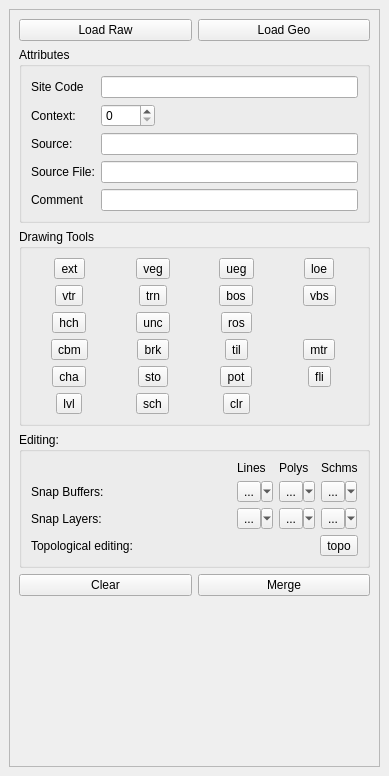
The window that plan/plan_dock_base.ui (lparchaeology/ArkPlan) describes before a commit, drawn with Qt 5.
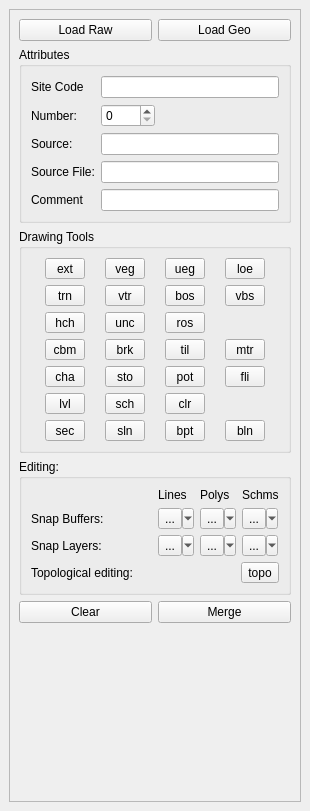
The same window after the commit. Custom widgets are drawn as their Qt base class.

Commit message: WIP add base layer tools

Diff of the .ui file:
```diff
--- a/plan/plan_dock_base.ui
+++ b/plan/plan_dock_base.ui
@@ -6,8 +6,8 @@
    <rect>
     <x>0</x>
     <y>0</y>
-    <width>389</width>
-    <height>776</height>
+    <width>310</width>
+    <height>811</height>
    </rect>
   </property>
   <property name="sizePolicy">
@@ -40,8 +40,8 @@
         <rect>
          <x>0</x>
          <y>0</y>
-         <width>363</width>
-         <height>724</height>
+         <width>284</width>
+         <height>759</height>
         </rect>
        </property>
        <layout class="QVBoxLayout" name="verticalLayout">
@@ -92,7 +92,7 @@
            <item row="1" column="0">
             <widget class="QLabel" name="m_contextLabel">
              <property name="text">
-              <string>Context:</string>
+              <string>Number:</string>
              </property>
              <property name="buddy">
               <cstring>m_contextSpin</cstring>
@@ -165,8 +165,36 @@
            <string>Drawing Tools</string>
           </property>
           <layout class="QGridLayout" name="gridLayout">
-           <item row="0" column="0" alignment="Qt::AlignHCenter">
+           <item row="6" column="2">
+            <widget class="QToolButton" name="m_levelTool">
+             <property name="minimumSize">
+              <size>
+               <width>40</width>
+               <height>0</height>
+              </size>
+             </property>
+             <property name="toolTip">
+              <string>Level</string>
+             </property>
+             <property name="text">
+              <string>lvl</string>
+             </property>
+             <property name="checkable">
+              <bool>true</bool>
+             </property>
+             <attribute name="buttonGroup">
+              <string notr="true">m_toolButtonGroup</string>
+             </attribute>
+            </widget>
+           </item>
+           <item row="0" column="2">
             <widget class="QToolButton" name="m_extentTool">
+             <property name="minimumSize">
+              <size>
+               <width>40</width>
+               <height>0</height>
+              </size>
+             </property>
              <property name="toolTip">
               <string>Extent of context</string>
              </property>
@@ -181,13 +209,19 @@
              </attribute>
             </widget>
            </item>
-           <item row="0" column="1" alignment="Qt::AlignHCenter">
-            <widget class="QToolButton" name="m_verticalEdgeTool">
+           <item row="4" column="2">
+            <widget class="QToolButton" name="m_cbmTool">
+             <property name="minimumSize">
+              <size>
+               <width>40</width>
+               <height>0</height>
+              </size>
+             </property>
              <property name="toolTip">
               <string>Vertical Edge</string>
              </property>
              <property name="text">
-              <string>veg</string>
+              <string>cbm</string>
              </property>
              <property name="checkable">
               <bool>true</bool>
@@ -197,8 +231,58 @@
              </attribute>
             </widget>
            </item>
-           <item row="0" column="2" alignment="Qt::AlignHCenter">
+           <item row="4" column="3">
+            <widget class="QToolButton" name="m_brickTool">
+             <property name="minimumSize">
+              <size>
+               <width>40</width>
+               <height>0</height>
+              </size>
+             </property>
+             <property name="toolTip">
+              <string>Brick</string>
+             </property>
+             <property name="text">
+              <string>brk</string>
+             </property>
+             <property name="checkable">
+              <bool>true</bool>
+             </property>
+             <attribute name="buttonGroup">
+              <string notr="true">m_toolButtonGroup</string>
+             </attribute>
+            </widget>
+           </item>
+           <item row="3" column="3">
+            <widget class="QToolButton" name="m_undercutTool">
+             <property name="minimumSize">
+              <size>
+               <width>40</width>
+               <height>0</height>
+              </size>
+             </property>
+             <property name="toolTip">
+              <string>Undercut</string>
+             </property>
+             <property name="text">
+              <string>unc</string>
+             </property>
+             <property name="checkable">
+              <bool>true</bool>
+             </property>
+             <attribute name="buttonGroup">
+              <string notr="true">m_toolButtonGroup</string>
+             </attribute>
+            </widget>
+           </item>
+           <item row="0" column="4">
             <widget class="QToolButton" name="m_uncertainEdgeTool">
+             <property name="minimumSize">
+              <size>
+               <width>40</width>
+               <height>0</height>
+              </size>
+             </property>
              <property name="toolTip">
               <string>Uncertain Edge</string>
              </property>
@@ -213,8 +297,33 @@
              </attribute>
             </widget>
            </item>
-           <item row="0" column="3" alignment="Qt::AlignHCenter">
+           <item row="7" column="3">
+            <widget class="QToolButton" name="m_sectionLineTool">
+             <property name="minimumSize">
+              <size>
+               <width>40</width>
+               <height>0</height>
+              </size>
+             </property>
+             <property name="toolTip">
+              <string>Level</string>
+             </property>
+             <property name="text">
+              <string>sln</string>
+             </property>
+             <property name="checkable">
+              <bool>true</bool>
+             </property>
+            </widget>
+           </item>
+           <item row="0" column="5">
             <widget class="QToolButton" name="m_limitOfExcavationTool">
+             <property name="minimumSize">
+              <size>
+               <width>40</width>
+               <height>0</height>
+              </size>
+             </property>
              <property name="toolTip">
               <string>Limit of Excavation</string>
              </property>
@@ -229,56 +338,14 @@
              </attribute>
             </widget>
            </item>
-           <item row="1" column="0" alignment="Qt::AlignHCenter">
-            <widget class="QToolButton" name="m_verticalTruncationTool">
-             <property name="toolTip">
-              <string>Vertical Truncation</string>
-             </property>
-             <property name="text">
-              <string>vtr</string>
-             </property>
-             <property name="checkable">
-              <bool>true</bool>
-             </property>
-             <attribute name="buttonGroup">
-              <string notr="true">m_toolButtonGroup</string>
-             </attribute>
-            </widget>
-           </item>
-           <item row="1" column="1" alignment="Qt::AlignHCenter">
-            <widget class="QToolButton" name="m_truncationTool">
-             <property name="toolTip">
-              <string>Truncation</string>
-             </property>
-             <property name="text">
-              <string>trn</string>
-             </property>
-             <property name="checkable">
-              <bool>true</bool>
-             </property>
-             <attribute name="buttonGroup">
-              <string notr="true">m_toolButtonGroup</string>
-             </attribute>
-            </widget>
-           </item>
-           <item row="1" column="2" alignment="Qt::AlignHCenter">
-            <widget class="QToolButton" name="m_breakOfSlopeTool">
-             <property name="toolTip">
-              <string>Break of Slope</string>
-             </property>
-             <property name="text">
-              <string>bos</string>
-             </property>
-             <property name="checkable">
-              <bool>true</bool>
-             </property>
-             <attribute name="buttonGroup">
-              <string notr="true">m_toolButtonGroup</string>
-             </attribute>
-            </widget>
-           </item>
-           <item row="1" column="3" alignment="Qt::AlignHCenter">
+           <item row="2" column="5">
             <widget class="QToolButton" name="m_verticalBreakOfSlopeTool">
+             <property name="minimumSize">
+              <size>
+               <width>40</width>
+               <height>0</height>
+              </size>
+             </property>
              <property name="toolTip">
               <string>Vertical Break of Slope</string>
              </property>
@@ -293,40 +360,14 @@
              </attribute>
             </widget>
            </item>
-           <item row="2" column="0" alignment="Qt::AlignHCenter">
-            <widget class="QToolButton" name="m_hachureTool">
-             <property name="toolTip">
-              <string>Hachure</string>
-             </property>
-             <property name="text">
-              <string>hch</string>
-             </property>
-             <property name="checkable">
-              <bool>true</bool>
-             </property>
-             <attribute name="buttonGroup">
-              <string notr="true">m_toolButtonGroup</string>
-             </attribute>
-            </widget>
-           </item>
-           <item row="2" column="1" alignment="Qt::AlignHCenter">
-            <widget class="QToolButton" name="m_undercutTool">
-             <property name="toolTip">
-              <string>Undercut</string>
-             </property>
-             <property name="text">
-              <string>unc</string>
-             </property>
-             <property name="checkable">
-              <bool>true</bool>
-             </property>
-             <attribute name="buttonGroup">
-              <string notr="true">m_toolButtonGroup</string>
-             </attribute>
-            </widget>
-           </item>
-           <item row="2" column="2" alignment="Qt::AlignHCenter">
+           <item row="3" column="4">
             <widget class="QToolButton" name="m_returnOfSlopeTool">
+             <property name="minimumSize">
+              <size>
+               <width>40</width>
+               <height>0</height>
+              </size>
+             </property>
              <property name="toolTip">
               <string>Return of Slope</string>
              </property>
@@ -341,56 +382,14 @@
              </attribute>
             </widget>
            </item>
-           <item row="3" column="0" alignment="Qt::AlignHCenter">
-            <widget class="QToolButton" name="m_cbmTool">
-             <property name="toolTip">
-              <string>CBM</string>
-             </property>
-             <property name="text">
-              <string>cbm</string>
-             </property>
-             <property name="checkable">
-              <bool>true</bool>
-             </property>
-             <attribute name="buttonGroup">
-              <string notr="true">m_toolButtonGroup</string>
-             </attribute>
-            </widget>
-           </item>
-           <item row="3" column="1" alignment="Qt::AlignHCenter">
-            <widget class="QToolButton" name="m_brickTool">
-             <property name="toolTip">
-              <string>Brick</string>
-             </property>
-             <property name="text">
-              <string>brk</string>
-             </property>
-             <property name="checkable">
-              <bool>true</bool>
-             </property>
-             <attribute name="buttonGroup">
-              <string notr="true">m_toolButtonGroup</string>
-             </attribute>
-            </widget>
-           </item>
-           <item row="3" column="2" alignment="Qt::AlignHCenter">
-            <widget class="QToolButton" name="m_tileTool">
-             <property name="toolTip">
-              <string>Tile</string>
-             </property>
-             <property name="text">
-              <string>til</string>
-             </property>
-             <property name="checkable">
-              <bool>true</bool>
-             </property>
-             <attribute name="buttonGroup">
-              <string notr="true">m_toolButtonGroup</string>
-             </attribute>
-            </widget>
-           </item>
-           <item row="3" column="3" alignment="Qt::AlignHCenter">
+           <item row="4" column="5">
             <widget class="QToolButton" name="m_mortarTool">
+             <property name="minimumSize">
+              <size>
+               <width>40</width>
+               <height>0</height>
+              </size>
+             </property>
              <property name="toolTip">
               <string>Mortar</string>
              </property>
@@ -405,8 +404,58 @@
              </attribute>
             </widget>
            </item>
-           <item row="4" column="0" alignment="Qt::AlignHCenter">
+           <item row="3" column="2">
+            <widget class="QToolButton" name="m_hachureTool">
+             <property name="minimumSize">
+              <size>
+               <width>40</width>
+               <height>0</height>
+              </size>
+             </property>
+             <property name="toolTip">
+              <string>Hachure</string>
+             </property>
+             <property name="text">
+              <string>hch</string>
+             </property>
+             <property name="checkable">
+              <bool>true</bool>
+             </property>
+             <attribute name="buttonGroup">
+              <string notr="true">m_toolButtonGroup</string>
+             </attribute>
+            </widget>
+           </item>
+           <item row="6" column="3">
+            <widget class="QToolButton" name="m_schematicTool">
+             <property name="minimumSize">
+              <size>
+               <width>40</width>
+               <height>0</height>
+              </size>
+             </property>
+             <property name="toolTip">
+              <string>Schematic</string>
+             </property>
+             <property name="text">
+              <string>sch</string>
+             </property>
+             <property name="checkable">
+              <bool>true</bool>
+             </property>
+             <attribute name="buttonGroup">
+              <string notr="true">m_toolButtonGroup</string>
+             </attribute>
+            </widget>
+           </item>
+           <item row="5" column="2">
             <widget class="QToolButton" name="m_charcoalTool">
+             <property name="minimumSize">
+              <size>
+               <width>40</width>
+               <height>0</height>
+              </size>
+             </property>
              <property name="toolTip">
               <string>Charcoal</string>
              </property>
@@ -421,13 +470,19 @@
              </attribute>
             </widget>
            </item>
-           <item row="4" column="1" alignment="Qt::AlignHCenter">
-            <widget class="QToolButton" name="m_stoneTool">
+           <item row="2" column="4">
+            <widget class="QToolButton" name="m_breakOfSlopeTool">
+             <property name="minimumSize">
+              <size>
+               <width>40</width>
+               <height>0</height>
+              </size>
+             </property>
              <property name="toolTip">
               <string>Stone</string>
              </property>
              <property name="text">
-              <string>sto</string>
+              <string>bos</string>
              </property>
              <property name="checkable">
               <bool>true</bool>
@@ -437,8 +492,74 @@
              </attribute>
             </widget>
            </item>
-           <item row="4" column="2" alignment="Qt::AlignHCenter">
+           <item row="7" column="2">
+            <widget class="QToolButton" name="m_sectionPinTool">
+             <property name="minimumSize">
+              <size>
+               <width>40</width>
+               <height>0</height>
+              </size>
+             </property>
+             <property name="toolTip">
+              <string>Level</string>
+             </property>
+             <property name="text">
+              <string>sec</string>
+             </property>
+             <property name="checkable">
+              <bool>true</bool>
+             </property>
+            </widget>
+           </item>
+           <item row="0" column="3">
+            <widget class="QToolButton" name="m_verticalEdgeTool">
+             <property name="minimumSize">
+              <size>
+               <width>40</width>
+               <height>0</height>
+              </size>
+             </property>
+             <property name="toolTip">
+              <string>Vertical Edge</string>
+             </property>
+             <property name="text">
+              <string>veg</string>
+             </property>
+             <property name="checkable">
+              <bool>true</bool>
+             </property>
+             <attribute name="buttonGroup">
+              <string notr="true">m_toolButtonGroup</string>
+             </attribute>
+            </widget>
+           </item>
+           <item row="6" column="4">
+            <widget class="QToolButton" name="m_clearTool">
+             <property name="enabled">
+              <bool>true</bool>
+             </property>
+             <property name="minimumSize">
+              <size>
+               <width>40</width>
+               <height>0</height>
+              </size>
+             </property>
+             <property name="text">
+              <string>clr</string>
+             </property>
+             <attribute name="buttonGroup">
+              <string notr="true">m_toolButtonGroup</string>
+             </attribute>
+            </widget>
+           </item>
+           <item row="5" column="4">
             <widget class="QToolButton" name="m_potTool">
+             <property name="minimumSize">
+              <size>
+               <width>40</width>
+               <height>0</height>
+              </size>
+             </property>
              <property name="toolTip">
               <string>Pot</string>
              </property>
@@ -453,8 +574,36 @@
              </attribute>
             </widget>
            </item>
-           <item row="4" column="3" alignment="Qt::AlignHCenter">
+           <item row="5" column="3">
+            <widget class="QToolButton" name="m_stoneTool">
+             <property name="minimumSize">
+              <size>
+               <width>40</width>
+               <height>0</height>
+              </size>
+             </property>
+             <property name="toolTip">
+              <string>Stone</string>
+             </property>
+             <property name="text">
+              <string>sto</string>
+             </property>
+             <property name="checkable">
+              <bool>true</bool>
+             </property>
+             <attribute name="buttonGroup">
+              <string notr="true">m_toolButtonGroup</string>
+             </attribute>
+            </widget>
+           </item>
+           <item row="5" column="5">
             <widget class="QToolButton" name="m_flintTool">
+             <property name="minimumSize">
+              <size>
+               <width>40</width>
+               <height>0</height>
+              </size>
+             </property>
              <property name="toolTip">
               <string>Flint</string>
              </property>
@@ -469,13 +618,19 @@
              </attribute>
             </widget>
            </item>
-           <item row="5" column="0" alignment="Qt::AlignHCenter">
-            <widget class="QToolButton" name="m_levelTool">
+           <item row="4" column="4">
+            <widget class="QToolButton" name="m_tileTool">
+             <property name="minimumSize">
+              <size>
+               <width>40</width>
+               <height>0</height>
+              </size>
+             </property>
              <property name="toolTip">
               <string>Level</string>
              </property>
              <property name="text">
-              <string>lvl</string>
+              <string>til</string>
              </property>
              <property name="checkable">
               <bool>true</bool>
@@ -485,13 +640,19 @@
              </attribute>
             </widget>
            </item>
-           <item row="5" column="1" alignment="Qt::AlignHCenter">
-            <widget class="QToolButton" name="m_schematicTool">
+           <item row="2" column="3">
+            <widget class="QToolButton" name="m_verticalTruncationTool">
+             <property name="minimumSize">
+              <size>
+               <width>40</width>
+               <height>0</height>
+              </size>
+             </property>
              <property name="toolTip">
               <string>Schematic</string>
              </property>
              <property name="text">
-              <string>sch</string>
+              <string>vtr</string>
              </property>
              <property name="checkable">
               <bool>true</bool>
@@ -501,19 +662,63 @@
              </attribute>
             </widget>
            </item>
-           <item row="5" column="2" alignment="Qt::AlignHCenter">
-            <widget class="QToolButton" name="m_clearTool">
-             <property name="enabled">
-              <bool>true</bool>
+           <item row="2" column="2">
+            <widget class="QToolButton" name="m_truncationTool">
+             <property name="minimumSize">
+              <size>
+               <width>40</width>
+               <height>0</height>
+              </size>
              </property>
              <property name="text">
-              <string>clr</string>
+              <string>trn</string>
              </property>
+             <property name="checkable">
+              <bool>true</bool>
+             </property>
              <attribute name="buttonGroup">
               <string notr="true">m_toolButtonGroup</string>
              </attribute>
             </widget>
            </item>
+           <item row="7" column="4">
+            <widget class="QToolButton" name="m_basePointTool">
+             <property name="minimumSize">
+              <size>
+               <width>40</width>
+               <height>0</height>
+              </size>
+             </property>
+             <property name="toolTip">
+              <string>Level</string>
+             </property>
+             <property name="text">
+              <string>bpt</string>
+             </property>
+             <property name="checkable">
+              <bool>true</bool>
+             </property>
+            </widget>
+           </item>
+           <item row="7" column="5">
+            <widget class="QToolButton" name="m_baseLineTool">
+             <property name="minimumSize">
+              <size>
+               <width>40</width>
+               <height>0</height>
+              </size>
+             </property>
+             <property name="toolTip">
+              <string>Level</string>
+             </property>
+             <property name="text">
+              <string>bln</string>
+             </property>
+             <property name="checkable">
+              <bool>true</bool>
+             </property>
+            </widget>
+           </item>
           </layout>
          </widget>
         </item>
```
Left out of the diff: 67 changed lines with no effect on the pictures. The commit also changes 3 other files.
